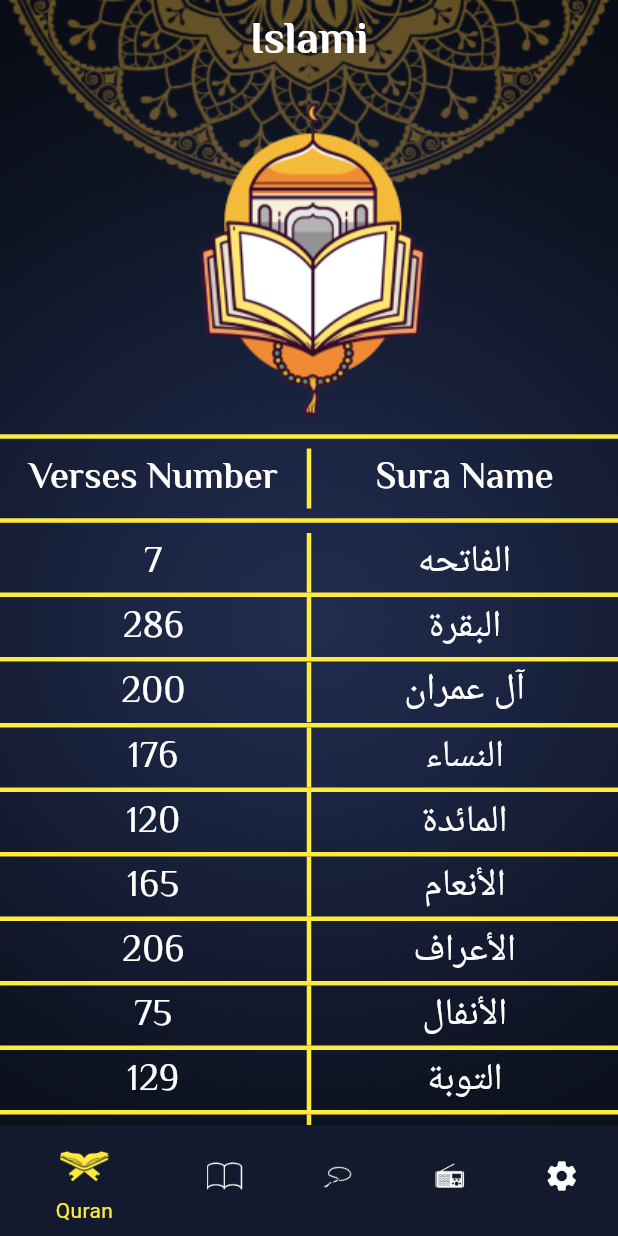
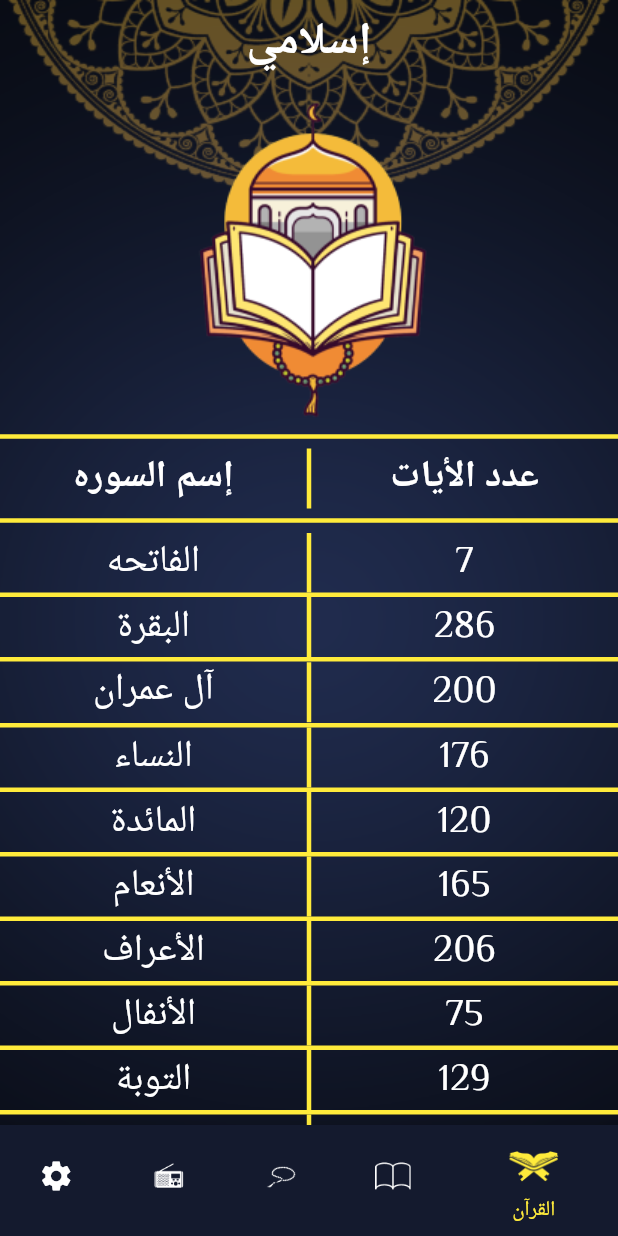
Before and after one commit to BaselBarakat1/islami_app, a Flutter app: the screen it shows after launch, on a phone screen of 412 x 824 dp. Run offline on Flutter 3.47's test engine with Material 3 defaults, Android fonts, the phone set to English and light mode, and no system bars; generated files the repository leaves out were written again.

Commit message:
+ localization

```diff
--- /dev/null
+++ b/l10n.yaml
@@ -0,0 +1,3 @@
+arb-dir: lib/l10n
+template-arb-file: app_en.arb
+output-localization-file: app_localizations.dart
--- /dev/null
+++ b/lib/l10n/app_ar.arb
@@ -0,0 +1,13 @@
+{
+  "app_title" : "إسلامي",
+  "quran_tab" : "القرآن",
+  "hadeth_tab" : "الحديث",
+  "tasbeh_tab" : "التسبيح",
+  "radio_tab" : "الراديو",
+  "settings_tab" : "الإعدادات",
+  "verses_number" : "عدد الأيات",
+  "sura_name" : "إسم السوره",
+  "ahadeth_title" : "الأحاديث",
+  "theme" : "النمط",
+  "language" : "اللغه"
+}
--- a/lib/main.dart
+++ b/lib/main.dart
@@ -1,9 +1,11 @@
 import 'package:flutter/material.dart';
+import 'package:flutter_localizations/flutter_localizations.dart';
 import 'package:islami_app/ui/home/home_screen.dart';
 import 'package:islami_app/ui/home/screens/hadeth_details_screen.dart';
 import 'package:islami_app/ui/home/screens/sura_details_screen.dart';
 import 'package:islami_app/ui/home/splash_screen.dart';
 import 'package:islami_app/ui/styles/my_theme_data.dart';
+import 'package:flutter_gen/gen_l10n/app_localizations.dart';
 
 void main(){
   runApp(MyApplication());
@@ -12,6 +14,12 @@ class MyApplication extends StatelessWidget{
   @override
   Widget build(BuildContext context) {
     return MaterialApp(
+      localizationsDelegates: AppLocalizations.localizationsDelegates,
+      supportedLocales: [
+        Locale('en'), // English
+        Locale('ar'), // Arabic
+      ],
+      locale: Locale('ar'),
       theme: MyThemeData.lightTheme,
       darkTheme: MyThemeData.darkTheme ,
       themeMode: ThemeMode.dark,
--- a/lib/ui/home/hadeth_tab/hadeth_tab.dart
+++ b/lib/ui/home/hadeth_tab/hadeth_tab.dart
@@ -1,6 +1,8 @@
 import 'package:flutter/material.dart';
 import 'package:flutter/services.dart';
 import 'package:islami_app/ui/home/hadeth_tab/hadeth_title_widget.dart';
+import 'package:flutter_gen/gen_l10n/app_localizations.dart';
+
 
 class HadethTab extends StatefulWidget {
   @override
@@ -20,7 +22,7 @@ List<Hadeth> Ahadeth = [];
         children: [
           Image.asset('assets/images/hadeth_tab_header_image.png'),
           Divider(),
-          Text('Al Ahadeth',style: Theme.of(context).textTheme.headlineMedium,),
+          Text(AppLocalizations.of(context)!.ahadeth_title,style: Theme.of(context).textTheme.headlineMedium,),
           Divider(),
           Expanded(child: ListView.separated(itemBuilder:(context, index) =>HadethTitleWidget(index: index, hadeth: Ahadeth[index]),separatorBuilder:(context, index) => Container(margin: EdgeInsets.symmetric(horizontal: 45),child: Divider()), itemCount: Ahadeth.length))
         ],
--- a/lib/ui/home/home_screen.dart
+++ b/lib/ui/home/home_screen.dart
@@ -5,6 +5,7 @@ import 'package:islami_app/ui/home/radio_tab/radio_tab.dart';
 import 'package:islami_app/ui/home/settings_tab/settings_tab.dart';
 import 'package:islami_app/ui/home/tasbeh_tab/tasbeh_tab.dart';
 import 'package:islami_app/ui/styles/my_theme_data.dart';
+import 'package:flutter_gen/gen_l10n/app_localizations.dart';
 
 class HomeScreen extends StatefulWidget {
   static const String routeName = 'Home_Screen';
@@ -35,7 +36,7 @@ class _HomeScreenState extends State<HomeScreen> {
       ),
       Scaffold(
         appBar: AppBar(
-          title: Text('Islami'),
+          title: Text(AppLocalizations.of(context)!.app_title),
         ),
         bottomNavigationBar: BottomNavigationBar(
           currentIndex: selectedIndexTab,
@@ -46,23 +47,23 @@ class _HomeScreenState extends State<HomeScreen> {
           items: [
             BottomNavigationBarItem(
                 icon: ImageIcon(AssetImage('assets/images/quran_ic.png')),
-                label: 'Quran',
+                label: AppLocalizations.of(context)?.quran_tab,
                 backgroundColor: Theme.of(context).primaryColor),
             BottomNavigationBarItem(
                 icon: ImageIcon(AssetImage('assets/images/hadeth_ic.png')),
-                label: 'Hadeth',
+                label: AppLocalizations.of(context)?.hadeth_tab,
                 backgroundColor: Theme.of(context).primaryColor),
             BottomNavigationBarItem(
                 icon: ImageIcon(AssetImage('assets/images/sebha_ic.png')),
-                label: 'Tasbeh',
+                label: AppLocalizations.of(context)?.tasbeh_tab,
                 backgroundColor: Theme.of(context).primaryColor),
             BottomNavigationBarItem(
                 icon: ImageIcon(AssetImage('assets/images/radio_ic.png')),
-                label: 'Radio',
+                label: AppLocalizations.of(context)?.radio_tab,
                 backgroundColor: Theme.of(context).primaryColor),
             BottomNavigationBarItem(
                 icon: Icon(Icons.settings),
-                label: 'Settings',
+                label: AppLocalizations.of(context)?.settings_tab,
                 backgroundColor: Theme.of(context).primaryColor),
           ],
         ),
--- a/lib/ui/home/quran_tab/quran_tab.dart
+++ b/lib/ui/home/quran_tab/quran_tab.dart
@@ -1,5 +1,6 @@
 import 'package:flutter/material.dart';
 import 'package:islami_app/ui/home/quran_tab/sura_name.dart';
+import 'package:flutter_gen/gen_l10n/app_localizations.dart';
 
 class QuranTab extends StatelessWidget {
   List<String> suraNames = [
@@ -28,13 +29,13 @@ class QuranTab extends StatelessWidget {
         Divider(),
         Row(
           children: [
-            Expanded(child: Text('Verses Number',style: Theme.of(context).textTheme.headlineMedium,textAlign: TextAlign.center,)),
+            Expanded(child: Text(AppLocalizations.of(context)!.verses_number,style: Theme.of(context).textTheme.headlineMedium,textAlign: TextAlign.center,)),
             Container(
               width: 3,
               height: 40,
               color: Theme.of(context).dividerColor,
             ),
-            Expanded(child: Text('Sura Name',style: Theme.of(context).textTheme.headlineMedium,textAlign: TextAlign.center,)),
+            Expanded(child: Text(AppLocalizations.of(context)!.sura_name,style: Theme.of(context).textTheme.headlineMedium,textAlign: TextAlign.center,)),
           ],
         ),
         Divider(),
--- a/lib/ui/home/screens/hadeth_details_screen.dart
+++ b/lib/ui/home/screens/hadeth_details_screen.dart
@@ -1,6 +1,7 @@
 import 'package:flutter/material.dart';
 import 'package:islami_app/ui/home/hadeth_tab/hadeth_tab.dart';
 import 'package:islami_app/ui/styles/my_theme_data.dart';
+import 'package:flutter_gen/gen_l10n/app_localizations.dart';
 
 class HadethDetails extends StatelessWidget {
 static const String routeName = 'Hadeth-Details';
@@ -14,7 +15,7 @@ static const String routeName = 'Hadeth-Details';
         ),
       ),
       child: Scaffold(
-        appBar: AppBar(title: Text('Islami')),
+        appBar: AppBar(title: Text(AppLocalizations.of(context)!.app_title)),
         body: SingleChildScrollView(
           child: Card(
             shape: RoundedRectangleBorder(
--- a/lib/ui/home/screens/sura_details_screen.dart
+++ b/lib/ui/home/screens/sura_details_screen.dart
@@ -3,6 +3,7 @@ import 'package:flutter/services.dart';
 import 'package:islami_app/ui/home/quran_tab/sura_name.dart';
 import 'package:islami_app/ui/home/screens/quran_details.dart';
 import 'package:islami_app/ui/styles/my_theme_data.dart';
+import 'package:flutter_gen/gen_l10n/app_localizations.dart';
 
 class SuraDetails extends StatefulWidget {
 static const String routeName = 'sura_details';
--- a/lib/ui/home/settings_tab/settings_tab.dart
+++ b/lib/ui/home/settings_tab/settings_tab.dart
@@ -1,6 +1,7 @@
 import 'package:flutter/material.dart';
 import 'package:islami_app/ui/home/settings_tab/language_bottom_sheet.dart';
 import 'package:islami_app/ui/home/settings_tab/theme_bottom_sheet.dart';
+import 'package:flutter_gen/gen_l10n/app_localizations.dart';
 
 class SettingsTab extends StatefulWidget {
 
@@ -18,7 +19,7 @@ class _SettingsTabState extends State<SettingsTab> {
         children: [
           Padding(
             padding: const EdgeInsets.all(8.0),
-            child: Text('Theme',style: Theme.of(context).textTheme.titleSmall),
+            child: Text(AppLocalizations.of(context)!.theme ,style: Theme.of(context).textTheme.titleSmall),
           ),
           InkWell(
             onTap: () {
@@ -38,7 +39,7 @@ class _SettingsTabState extends State<SettingsTab> {
           ),
           Padding(
             padding: const EdgeInsets.all(8.0),
-            child: Text('Language',style: Theme.of(context).textTheme.titleSmall),
+            child: Text(AppLocalizations.of(context)!.language,style: Theme.of(context).textTheme.titleSmall),
           ),
           InkWell(
             onTap: () {
--- a/pubspec.yaml
+++ b/pubspec.yaml
@@ -30,7 +30,9 @@ environment:
 dependencies:
   flutter:
     sdk: flutter
-
+  flutter_localizations:
+    sdk: flutter
+  intl: any
 
   # The following adds the Cupertino Icons font to your application.
   # Use with the CupertinoIcons class for iOS style icons.
@@ -52,6 +54,7 @@ dev_dependencies:
 
 # The following section is specific to Flutter packages.
 flutter:
+  generate: true
 
   # The following line ensures that the Material Icons font is
   # included with your application, so that you can use the icons in
```
Also changed, not shown: lib/l10n/app_en.arb (added, +13 -0 lines), pubspec.lock.
